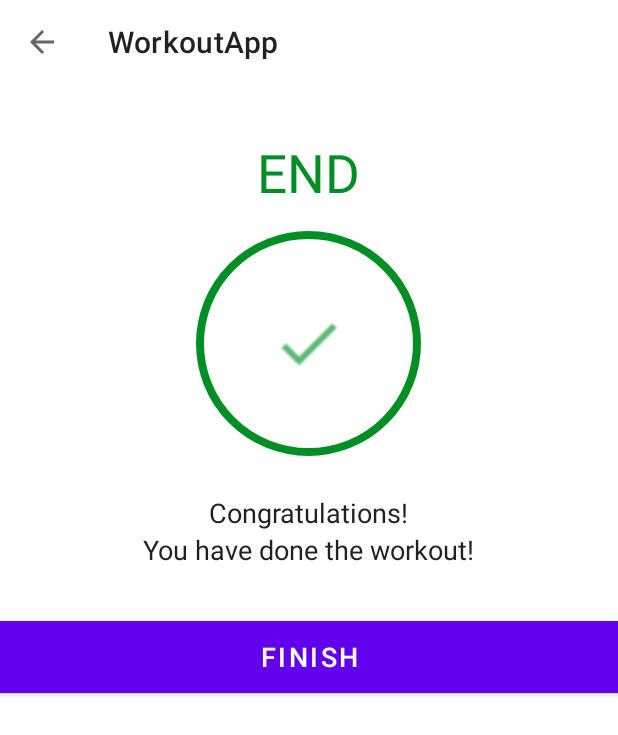
After one commit to BrooitsFeiskJR/Workout-App, an Android app: the FinishActivity screen opened directly, with no data from a screen before it, on a phone screen of 412 x 824 dp. The commit adds this screen. Shown: the top 735 px of the screen. Run offline under Robolectric (Android 15) with nearby library versions, the phone set to English and light mode, and no system bars.

Commit message:
Creating the finish activity

```diff
--- a/app/build.gradle
+++ b/app/build.gradle
@@ -42,6 +42,8 @@ dependencies {
     implementation 'androidx.appcompat:appcompat:1.4.1'
     implementation 'com.google.android.material:material:1.5.0'
     implementation 'androidx.constraintlayout:constraintlayout:2.1.3'
+    implementation 'androidx.navigation:navigation-fragment-ktx:2.4.1'
+    implementation 'androidx.navigation:navigation-ui-ktx:2.4.1'
     testImplementation 'junit:junit:4.13.2'
     androidTestImplementation 'androidx.test.ext:junit:1.1.3'
     androidTestImplementation 'androidx.test.espresso:espresso-core:3.4.0'
--- a/app/src/main/AndroidManifest.xml
+++ b/app/src/main/AndroidManifest.xml
@@ -18,6 +18,9 @@
         android:theme="@style/Theme.WorkoutApp"
         tools:targetApi="31">
         <activity
+            android:name=".FinishActivity"
+            android:exported="false" />
+        <activity
             android:name=".ExerciseActivity"
             android:exported="false" />
         <activity
--- a/app/src/main/java/dev/tontech/workoutapp/ExerciseActivity.kt
+++ b/app/src/main/java/dev/tontech/workoutapp/ExerciseActivity.kt
@@ -1,6 +1,7 @@
 package dev.tontech.workoutapp
 
 import android.annotation.SuppressLint
+import android.content.Intent
 import android.media.MediaPlayer
 import android.net.Uri
 import androidx.appcompat.app.AppCompatActivity
@@ -21,9 +22,12 @@ class ExerciseActivity : AppCompatActivity(), TextToSpeech.OnInitListener {
 
     private var restTimer: CountDownTimer? = null
     private var restProgress: Int = 0
+    private var restTimerDuration: Long = 1
 
     private var exerciseTimer: CountDownTimer? = null
     private var exerciseProgress: Int = 0
+    private var exerciseTimerDuration: Long = 1
+
 
     private var exerciseList: ArrayList<Exercise>? = null
     private var currentExercisePosition: Int = -1
@@ -110,7 +114,7 @@ class ExerciseActivity : AppCompatActivity(), TextToSpeech.OnInitListener {
 
     private fun setRestProgressBar() {
         binding?.progressBar?.progress = restProgress
-        restTimer = object: CountDownTimer(10000, 1000) {
+        restTimer = object: CountDownTimer(restTimerDuration * 1000, 1000) {
             override fun onTick(p0: Long) {
                 restProgress++
                 binding?.progressBar?.progress = 10 - restProgress
@@ -130,7 +134,7 @@ class ExerciseActivity : AppCompatActivity(), TextToSpeech.OnInitListener {
 
     private fun setExerciseProgressBar() {
         binding?.progressBarExercise?.progress = exerciseProgress
-        exerciseTimer = object: CountDownTimer(30000, 1000) {
+        exerciseTimer = object: CountDownTimer(exerciseTimerDuration * 1000, 1000) {
             override fun onTick(p0: Long) {
                 exerciseProgress++
                 binding?.progressBarExercise?.progress = 30 - exerciseProgress
@@ -139,14 +143,17 @@ class ExerciseActivity : AppCompatActivity(), TextToSpeech.OnInitListener {
 
             @SuppressLint("NotifyDataSetChanged")
             override fun onFinish() {
-                exerciseList!![currentExercisePosition].setIsSelected(false)
-                exerciseList!![currentExercisePosition].setIsCompleted(true)
-                exerciseAdapter!!.notifyDataSetChanged()
 
                 if(currentExercisePosition < exerciseList?.size!! - 1) {
+                    exerciseList!![currentExercisePosition].setIsSelected(false)
+                    exerciseList!![currentExercisePosition].setIsCompleted(true)
+                    exerciseAdapter!!.notifyDataSetChanged()
+
                     setupRestView()
                 } else {
-                    Toast.makeText(this@ExerciseActivity, "Congratulations! You have completed the 7 minutes workout.", Toast.LENGTH_SHORT).show()
+                    finish()
+                    val intent: Intent = Intent(this@ExerciseActivity, FinishActivity::class.java)
+                    startActivity(intent)
                 }
             }
 
--- /dev/null
+++ b/app/src/main/java/dev/tontech/workoutapp/FinishActivity.kt
@@ -0,0 +1,36 @@
+package dev.tontech.workoutapp
+
+import android.content.Intent
+import androidx.appcompat.app.AppCompatActivity
+import android.os.Bundle
+import dev.tontech.workoutapp.databinding.ActivityFinishBinding
+
+class FinishActivity : AppCompatActivity() {
+    private var binding: ActivityFinishBinding? = null
+
+    override fun onCreate(savedInstanceState: Bundle?) {
+        super.onCreate(savedInstanceState)
+        binding = ActivityFinishBinding.inflate(layoutInflater)
+        setContentView(binding?.root)
+
+        setSupportActionBar(binding?.toolbarFinishActivity)
+
+        if(supportActionBar != null) {
+            supportActionBar?.setDisplayHomeAsUpEnabled(true)
+        }
+
+        binding?.toolbarFinishActivity?.setNavigationOnClickListener {
+            onBackPressedDispatcher.onBackPressed()
+        }
+
+        binding?.btnFinish?.setOnClickListener {
+            val intent: Intent = Intent(this, MainActivity::class.java)
+            startActivity(intent)
+        }
+    }
+
+    override fun onDestroy() {
+        super.onDestroy()
+        binding = null
+    }
+}
--- /dev/null
+++ b/app/src/main/res/drawable/item_circular_color_accent_border.xml
@@ -0,0 +1,9 @@
+<?xml version="1.0" encoding="utf-8"?>
+<shape xmlns:android="http://schemas.android.com/apk/res/android"
+    android:shape="oval">
+    <stroke
+        android:width="5dp"
+        android:color="@color/colorAccent" />
+
+    <solid android:color="#FFFFFF" />
+</shape>
--- /dev/null
+++ b/app/src/main/res/layout/activity_finish.xml
@@ -0,0 +1,68 @@
+<?xml version="1.0" encoding="utf-8"?>
+<LinearLayout xmlns:android="http://schemas.android.com/apk/res/android"
+    xmlns:app="http://schemas.android.com/apk/res-auto"
+    xmlns:tools="http://schemas.android.com/tools"
+    android:layout_width="match_parent"
+    android:layout_height="match_parent"
+    android:gravity="center_horizontal"
+    android:orientation="vertical"
+    tools:context=".FinishActivity">
+
+    <androidx.appcompat.widget.Toolbar
+        android:id="@+id/toolbar_finish_activity"
+        android:layout_width="match_parent"
+        android:layout_height="?android:attr/actionBarSize"
+        android:background="#FFFFFF" />
+
+    <TextView
+        android:id="@+id/tvEnd"
+        android:layout_width="wrap_content"
+        android:layout_height="wrap_content"
+        android:layout_marginTop="35dp"
+        android:text="@string/finish_end"
+        android:textColor="@color/colorAccent"
+        android:textSize="35sp" />
+
+    <LinearLayout
+        android:layout_width="150dp"
+        android:layout_height="150dp"
+        android:layout_gravity="center"
+        android:layout_marginTop="15dp"
+        android:background="@drawable/item_circular_color_accent_border"
+        android:gravity="center">
+
+        <!--Here the ic_action_done image in added in the drawables folders.-->
+        <ImageView
+            android:layout_width="50dp"
+            android:layout_height="50dp"
+            android:contentDescription="@string/image_description"
+            android:src="@drawable/ic_action_done" />
+    </LinearLayout>
+
+
+    <TextView
+        android:layout_width="wrap_content"
+        android:layout_height="wrap_content"
+        android:layout_marginTop="25dp"
+        android:text="@string/congratulations"
+        android:textColor="#212121"
+        android:textSize="18sp" />
+
+    <TextView
+        android:layout_width="wrap_content"
+        android:layout_height="wrap_content"
+        android:text="@string/done_message_workout"
+        android:textColor="#212121"
+        android:textSize="18sp" />
+
+    <Button
+        android:id="@+id/btnFinish"
+        android:layout_width="match_parent"
+        android:layout_height="wrap_content"
+        android:layout_gravity="bottom"
+        android:layout_marginTop="35dp"
+        android:background="@color/colorAccent"
+        android:text="@string/finish"
+        android:textColor="#FFFFFF"
+        android:textSize="18sp" />
+</LinearLayout>
--- a/app/src/main/res/values/dimens.xml
+++ b/app/src/main/res/values/dimens.xml
@@ -2,4 +2,5 @@
 <resources>
     <dimen name="main_screen_main_layout_padding">5dp</dimen>
     <dimen name="default_button_text_size">22sp</dimen>
+    <dimen name="fab_margin">16dp</dimen>
 </resources>
--- a/app/src/main/res/values/strings.xml
+++ b/app/src/main/res/values/strings.xml
@@ -6,4 +6,8 @@
     <string name="exercise_image">Exercise Image</string>
     <string name="upcoming_exercise">UPCOMING EXERCISE:</string>
     <string name="exercisename">ExerciseName</string>
+    <string name="finish_end">END</string>
+    <string name="congratulations">Congratulations!</string>
+    <string name="done_message_workout">You have done the workout!</string>
+    <string name="finish">FINISH</string>
 </resources>
--- a/app/src/main/res/values/themes.xml
+++ b/app/src/main/res/values/themes.xml
@@ -17,4 +17,10 @@
     <style name="ToolbarTheme" parent="@style/ThemeOverlay.MaterialComponents.ActionBar" >
         <item name="colorControlNormal">@color/toolbar_color_control_normal</item>
     </style>
+    <style name="Theme.WorkoutApp.NoActionBar">
+        <item name="windowActionBar">false</item>
+        <item name="windowNoTitle">true</item>
+    </style>
+    <style name="Theme.WorkoutApp.AppBarOverlay" parent="ThemeOverlay.AppCompat.Dark.ActionBar" />
+    <style name="Theme.WorkoutApp.PopupOverlay" parent="ThemeOverlay.AppCompat.Light" />
 </resources>
```
Also changed, not shown: app/src/main/res/drawable/ic_action_done.png (added).
